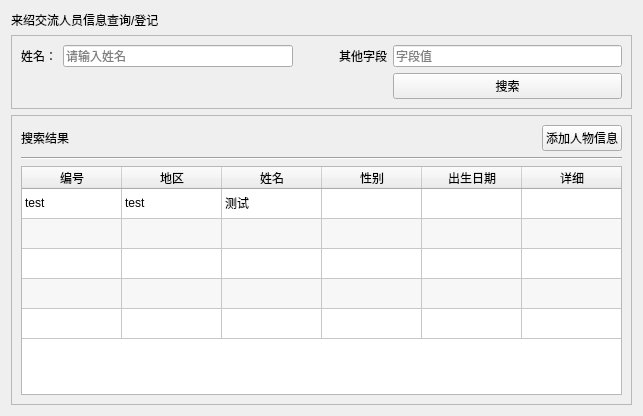
Above: ui/widgets/subpages/Page1_1/page.ui from ArcherLuo233/election-s-prediction before the change. Below: the same form after it.
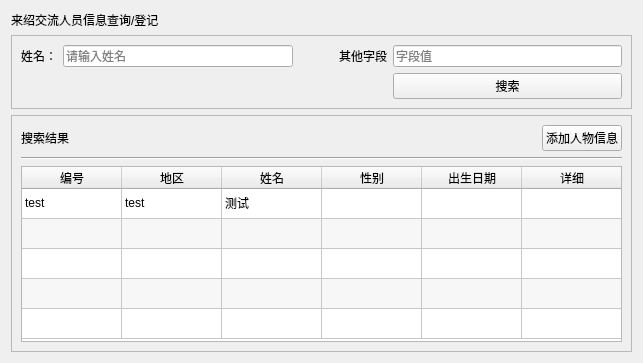
That is the form after the change.

Commit message: 添加表格头部自适应宽度

What changed in the file:
```diff
--- a/ui/widgets/subpages/Page1_1/page.ui
+++ b/ui/widgets/subpages/Page1_1/page.ui
@@ -6,8 +6,8 @@
    <rect>
     <x>0</x>
     <y>0</y>
-    <width>638</width>
-    <height>416</height>
+    <width>639</width>
+    <height>363</height>
    </rect>
   </property>
   <property name="windowTitle">
@@ -145,9 +145,6 @@
         <property name="columnCount">
          <number>6</number>
         </property>
-        <attribute name="horizontalHeaderVisible">
-         <bool>true</bool>
-        </attribute>
         <attribute name="verticalHeaderVisible">
          <bool>false</bool>
         </attribute>
```
The commit also changes 2 other files.
